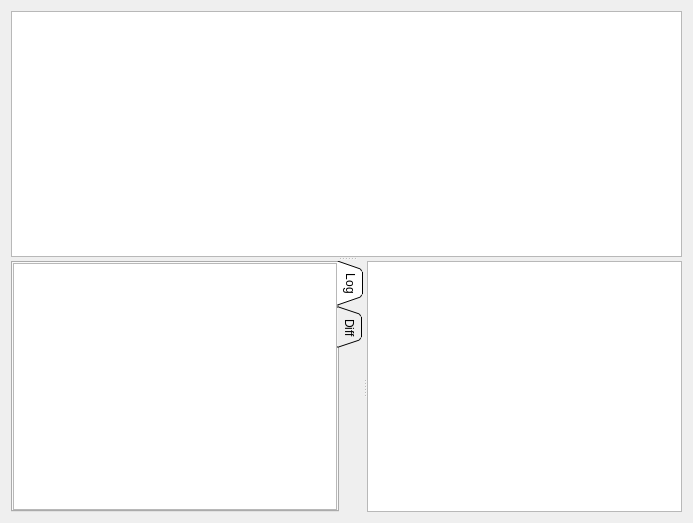
Before: the Qt Designer form src/revsview.ui in tibirna/qgit, drawn with Qt 5.
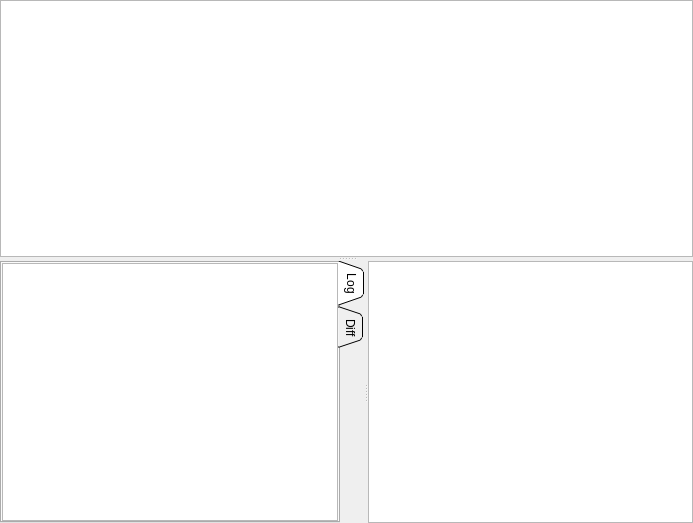
After: the same form once the commit is applied. Custom widgets are drawn as their Qt base class.

Commit message:
Remove the extra margin from the revision view
The patch and file views don't have such a margin, so this is for
consistency and saving screen space.

Diff of the .ui file:
```diff
--- a/src/revsview.ui
+++ b/src/revsview.ui
@@ -13,6 +13,12 @@
    <string>Rev list</string>
   </property>
   <layout class="QHBoxLayout" >
+   <property name="spacing" >
+    <number>0</number>
+   </property>
+   <property name="margin" >
+    <number>0</number>
+   </property>
    <item>
     <widget class="QSplitter" name="horizontalSplitter" >
      <property name="orientation" >
```
